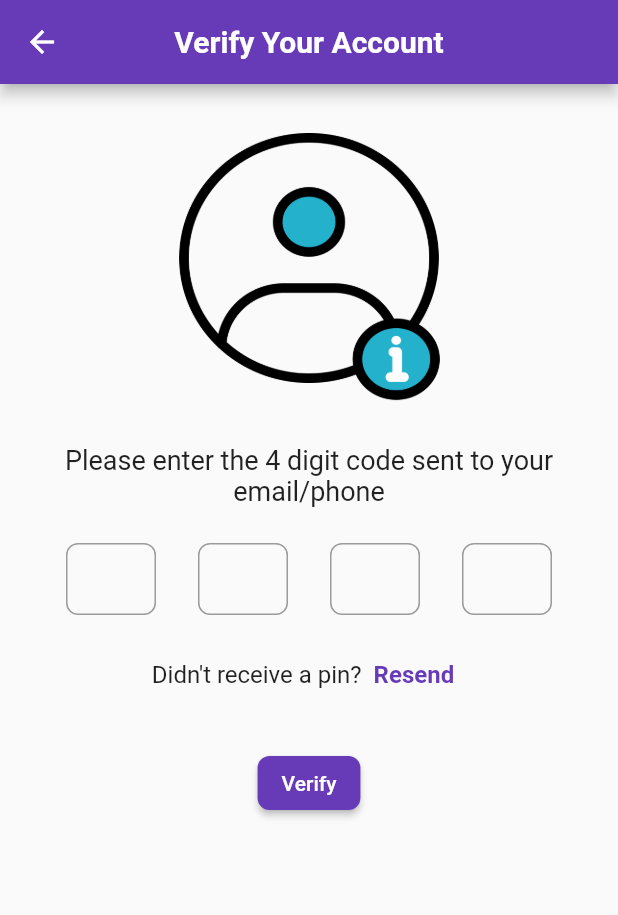
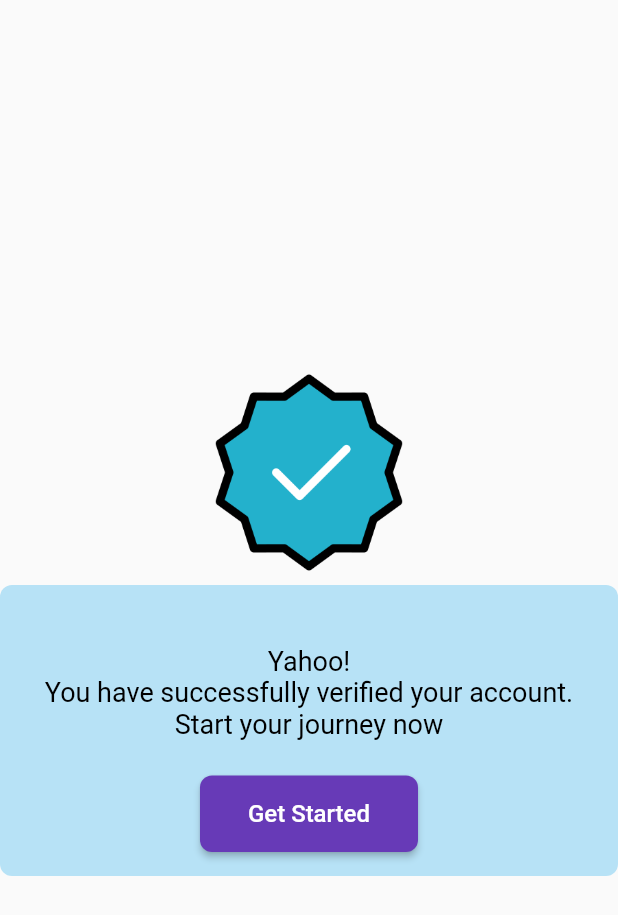
Before and after one commit to SLMRukais99/e_bus_tracker, a Flutter app: the VerifyAccountScreen screen opened by its route, after a tap on "Verify", on a phone screen of 412 x 824 dp. Shown: the top 915 px of the screen. Run offline on Flutter 3.47's test engine with Material 2 defaults, Android fonts, the light colour scheme and no system bars; our stand-ins replace cloud_firestore, firebase_auth, firebase_core, firebase_messaging, firebase_storage, image_picker; accounts and stored records are empty.

Commit message:
Add verified screen
After 2f authentication get success, verified screen will appear

```diff
--- a/lib/main.dart
+++ b/lib/main.dart
@@ -4,6 +4,7 @@ import 'package:e_bus_tracker/phone.dart';
 import 'package:e_bus_tracker/signup.dart';
 import 'package:e_bus_tracker/splash.dart';
 import 'package:e_bus_tracker/tfa.dart';
+import 'package:e_bus_tracker/verified.dart';
 import 'package:firebase_core/firebase_core.dart';
 import 'package:flutter/material.dart';
 import 'package:e_bus_tracker/home.dart';
@@ -24,6 +25,7 @@ void main() async {
       'bus_operator_profile_page': (context) => BusOperatorProfileScreen(),
       'user_profile_page': (context) => UserProfileScreen(),
       'phone': (context) => TwoFactorAuthScreen(),
+      'verified': (context) => VerificationScreen(),
     },
   ));
 }
--- a/lib/tfa.dart
+++ b/lib/tfa.dart
@@ -15,6 +15,7 @@ class _VerifyAccountScreenState extends State<VerifyAccountScreen> {
     // TODO: Implement account verification logic
     // Retrieve the entered code from _codeControllers and verify it
     // You can use the entered code for further processing or validation
+    Navigator.pushNamed(context, 'verified');
   }
 
   void _resendCode() {
--- /dev/null
+++ b/lib/verified.dart
@@ -0,0 +1,58 @@
+import 'package:flutter/material.dart';
+
+class VerificationScreen extends StatelessWidget {
+  @override
+  Widget build(BuildContext context) {
+    return Scaffold(
+      body: Center(
+        child: Column(
+          mainAxisSize: MainAxisSize.min,
+          children: [
+            Image.asset(
+              'assets/images/success.png',
+              width: 150,
+              height: 150,
+            ),
+            Container(
+              width: double.infinity,
+              padding: EdgeInsets.all(16.0),
+              decoration: BoxDecoration(
+                color: const Color.fromARGB(255, 183, 226, 246),
+                borderRadius: BorderRadius.circular(8.0),
+              ),
+              child: Column(
+                children: [
+                  SizedBox(height: 24.0),
+                  Text(
+                    'Yahoo! \nYou have successfully verified your account.\nStart your journey now',
+                    style: TextStyle(fontSize: 18, color: Colors.black),
+                    textAlign: TextAlign.center,
+                  ),
+                  SizedBox(height: 24.0),
+                  ElevatedButton(
+                    onPressed: () {
+                      // Add your button functionality here
+                      Navigator.pushNamed(context, 'home');
+                    },
+                    style: ElevatedButton.styleFrom(
+                      primary: Colors.deepPurple,
+                      shape: RoundedRectangleBorder(
+                        borderRadius: BorderRadius.circular(8.0),
+                      ),
+                      padding: EdgeInsets.symmetric(
+                          horizontal: 32.0, vertical: 16.0),
+                    ),
+                    child: Text(
+                      'Get Started',
+                      style: TextStyle(fontSize: 16, color: Colors.white),
+                    ),
+                  ),
+                ],
+              ),
+            ),
+          ],
+        ),
+      ),
+    );
+  }
+}
```
Also changed, not shown: assets/images/success.png (added), lib/home.dart (line endings or trailing spaces), 2 other files.
